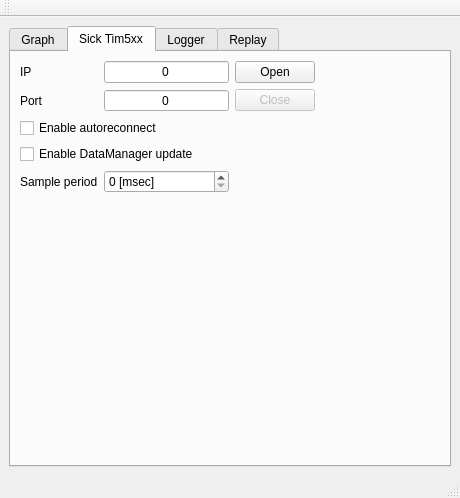
Above: PluginModules/Lidar/ihm_Lidar.ui from CRLG/LABOTBOX before the change. Below: the same form after it.
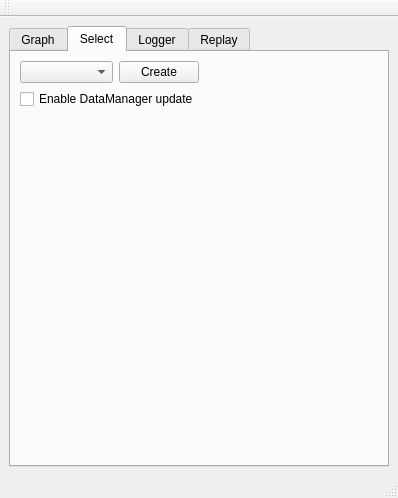
That is the form after the change. The open tabs and pages were chosen to show the change. Icons and pictures are not drawn. Custom widgets are drawn as their Qt base class.

Commit message: #83 Version initiale de la refonte du module LIDAR pour tenir compte de différents modèles

The edit to the form file:
```diff
--- a/PluginModules/Lidar/ihm_Lidar.ui
+++ b/PluginModules/Lidar/ihm_Lidar.ui
@@ -6,7 +6,7 @@
    <rect>
     <x>0</x>
     <y>0</y>
-    <width>460</width>
+    <width>398</width>
     <height>498</height>
    </rect>
   </property>
@@ -203,50 +203,33 @@
       </widget>
       <widget class="QWidget" name="tab_sick">
        <attribute name="title">
-        <string>Sick Tim5xx</string>
+        <string>Select</string>
        </attribute>
        <layout class="QGridLayout" name="gridLayout_4">
-        <item row="1" column="1">
-         <widget class="QSpinBox" name="tim5xx_port">
-          <property name="alignment">
-           <set>Qt::AlignCenter</set>
+        <item row="4" column="0">
+         <spacer name="verticalSpacer">
+          <property name="orientation">
+           <enum>Qt::Vertical</enum>
           </property>
-          <property name="buttonSymbols">
-           <enum>QAbstractSpinBox::NoButtons</enum>
+          <property name="sizeHint" stdset="0">
+           <size>
+            <width>20</width>
+            <height>40</height>
+           </size>
           </property>
-          <property name="maximum">
-           <number>99999999</number>
-          </property>
-          <property name="value">
-           <number>0</number>
-          </property>
-         </widget>
-        </item>
-        <item row="1" column="0">
-         <widget class="QLabel" name="label_2">
-          <property name="text">
-           <string>Port </string>
-          </property>
-         </widget>
+         </spacer>
         </item>
         <item row="0" column="2">
-         <widget class="QPushButton" name="tim5xx_openport">
-          <property name="text">
-           <string>Open</string>
-          </property>
-         </widget>
-        </item>
-        <item row="1" column="2">
-         <widget class="QPushButton" name="tim5xx_closeport">
+         <widget class="QPushButton" name="create_lidar">
           <property name="enabled">
-           <bool>false</bool>
+           <bool>true</bool>
           </property>
           <property name="text">
-           <string>Close</string>
+           <string>Create</string>
           </property>
          </widget>
         </item>
-        <item row="1" column="3">
+        <item row="0" column="3">
          <spacer name="horizontalSpacer">
           <property name="orientation">
            <enum>Qt::Horizontal</enum>
@@ -259,63 +242,8 @@
           </property>
          </spacer>
         </item>
-        <item row="0" column="1">
-         <widget class="QLineEdit" name="tim5xx_ip">
-          <property name="text">
-           <string>0</string>
-          </property>
-          <property name="alignment">
-           <set>Qt::AlignCenter</set>
-          </property>
-         </widget>
-        </item>
-        <item row="0" column="0">
-         <widget class="QLabel" name="label">
-          <property name="text">
-           <string>IP</string>
-          </property>
-         </widget>
-        </item>
         <item row="2" column="0" colspan="3">
-         <layout class="QHBoxLayout" name="horizontalLayout">
-          <item>
-           <widget class="QCheckBox" name="tim5xx_enable_autoreconnect">
-            <property name="text">
-             <string>Enable autoreconnect</string>
-            </property>
-           </widget>
-          </item>
-         </layout>
-        </item>
-        <item row="5" column="0">
-         <spacer name="verticalSpacer">
-          <property name="orientation">
-           <enum>Qt::Vertical</enum>
-          </property>
-          <property name="sizeHint" stdset="0">
-           <size>
-            <width>20</width>
-            <height>40</height>
-           </size>
-          </property>
-         </spacer>
-        </item>
-        <item row="4" column="0">
-         <widget class="QLabel" name="label_3">
-          <property name="text">
-           <string>Sample period</string>
-          </property>
-         </widget>
-        </item>
-        <item row="4" column="1">
-         <widget class="QSpinBox" name="lidar_sample_period">
-          <property name="suffix">
-           <string> [msec]</string>
-          </property>
-          <property name="maximum">
-           <number>100000</number>
-          </property>
-         </widget>
+         <layout class="QHBoxLayout" name="horizontalLayout"/>
         </item>
         <item row="3" column="0" colspan="3">
          <widget class="QCheckBox" name="enable_datamanager_update">
@@ -324,6 +252,9 @@
           </property>
          </widget>
         </item>
+        <item row="0" column="0" colspan="2">
+         <widget class="QComboBox" name="lidar_models"/>
+        </item>
        </layout>
       </widget>
       <widget class="QWidget" name="tab_logger">
```
Left out of the diff: 4 changed lines with no effect on the pictures. The commit also changes 11 other files.
